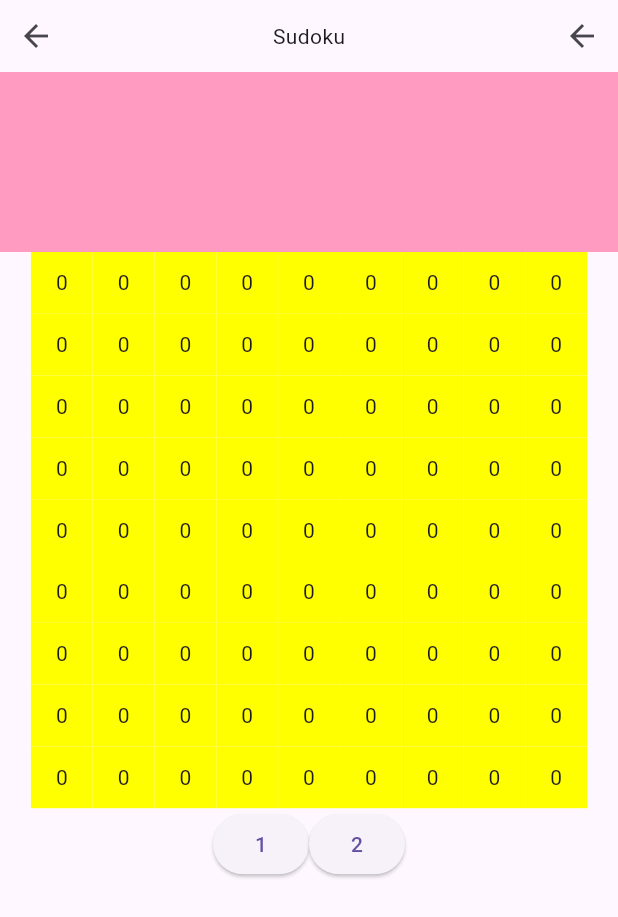
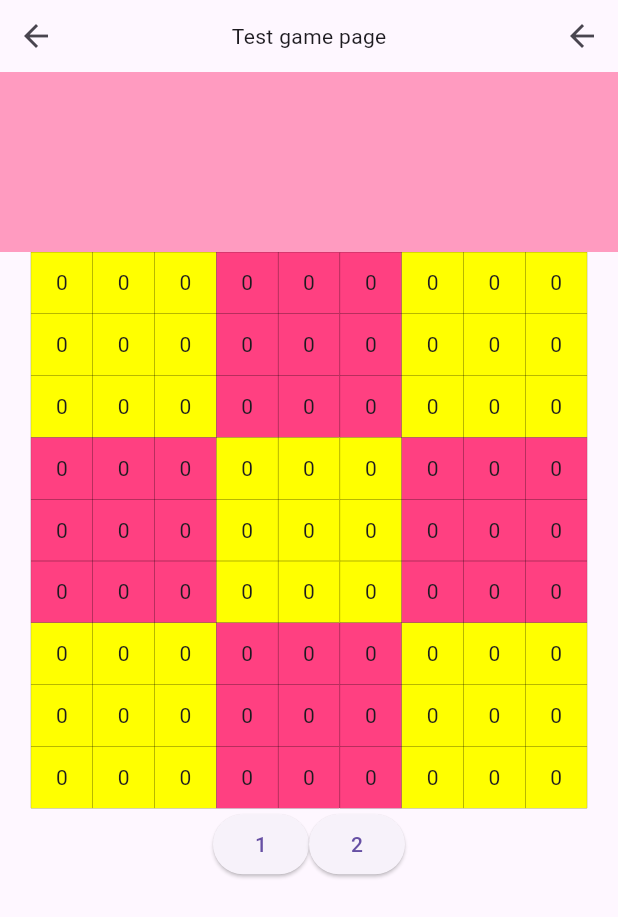
Before and after one commit to hungnh219/SudokuApp, a Flutter app: the screen it shows after launch, on a phone screen of 412 x 824 dp. Shown: the top 917 px of the screen. Run offline on Flutter 3.47's test engine with Material 3 defaults, Android fonts, the phone set to English and light mode, and no system bars; our stand-ins replace flutter_bloc.

Commit message:
[add] update bloc and game page

```diff
--- /dev/null
+++ b/lib/bloc/cell/cell_tapped_state.dart
@@ -0,0 +1,6 @@
+class CellTappedState {
+  final int row;
+  final int col;
+
+  CellTappedState(this.row, this.col);
+}
--- /dev/null
+++ b/lib/bloc/game/game_state.dart
@@ -0,0 +1,5 @@
+class GameState {
+  final List<List<int>> board;
+
+  GameState(this.board);
+}
--- a/lib/presentation/screens/game/test_game_page.dart
+++ b/lib/presentation/screens/game/test_game_page.dart
@@ -1,4 +1,5 @@
 import 'package:flutter/material.dart';
+import 'package:sudoku/presentation/screens/game/widget/board_game.dart';
 import 'package:sudoku/presentation/screens/game/widget/game_info.dart';
 
 class TestGamePage extends StatelessWidget {
@@ -17,25 +18,11 @@ class TestGamePage extends StatelessWidget {
               mainAxisAlignment: MainAxisAlignment.spaceBetween,
               children: [
               BackButton(),
-              Text('Sudoku'),
+              Text('Test game page'),
               BackButton(),
             ],),
             GameInfo(),
-            Container(
-              constraints: BoxConstraints(maxHeight: double.infinity),
-              height: widthScreen * 0.9,
-              width: widthScreen * 0.9,
-              child: GridView.count(
-                crossAxisCount: 9,
-                mainAxisSpacing: 0,
-                crossAxisSpacing: 0,
-                children: [
-                  for(int i = 0; i < 9; i++)
-                    for (int j = 0; j < 9; j++)
-                      Container(height:20, width: 10, color: Colors.yellowAccent, child: Center(child: Text('0')),)
-                ],
-              ),
-            ),
+            GameBoard(),
             Row(
               mainAxisAlignment: MainAxisAlignment.center,
               children: [
--- /dev/null
+++ b/lib/presentation/screens/game/widget/board_game.dart
@@ -0,0 +1,63 @@
+import 'package:flutter/material.dart';
+
+class GameBoard extends StatelessWidget {
+  const GameBoard({super.key});
+
+  @override
+  Widget build(BuildContext context) {
+    int widthScreen = MediaQuery.of(context).size.width.toInt();
+
+    return Stack(
+      children: [
+        Container(
+        // constraints: BoxConstraints(maxHeight: double.infinity),
+        height: widthScreen * 0.9,
+        width: widthScreen * 0.9,
+        child: GridView.count(
+          crossAxisCount: 3,
+          mainAxisSpacing: 0,
+          crossAxisSpacing: 0,
+          children: [
+            for (int i = 0; i < 3; i++)
+              for (int j = 0; j < 3; j++)
+                Container(
+                  color: ((i + j) % 2 == 0)
+                      ? Colors.yellowAccent
+                      : Colors.pinkAccent,
+                  // child: Center(child: Text('0')),
+                )
+          ],
+        ),
+      ),
+        Container(
+        // constraints: BoxConstraints(maxHeight: double.infinity),
+        height: widthScreen * 0.9,
+        width: widthScreen * 0.9,
+        child: GridView.count(
+          crossAxisCount: 9,
+          mainAxisSpacing: 0,
+          crossAxisSpacing: 0,
+          children: [
+            for (int i = 0; i < 9; i++)
+              for (int j = 0; j < 9; j++)
+                InkWell(
+                  onTap: () {
+                    print('cell tap check $i $j');
+                  },
+                  child: Container(
+                    decoration: BoxDecoration(
+                      border: Border.all(
+                        color: Colors.black,
+                        width: 0.1,
+                      ),
+                    ),
+                    child: Center(child: Text('0')),
+                  ),
+                )
+          ],
+        ),
+      ),
+      ]
+    );
+  }
+}
```
Also changed, not shown: lib/bloc/cell/cell_tapped_bloc.dart (added, +17 -0 lines), lib/bloc/cell/cell_tapped_event.dart (added, +8 -0 lines), lib/bloc/game/game_bloc.dart (added, +16 -0 lines), lib/bloc/game/game_event.dart (added, +32 -0 lines), lib/presentation/animations/open_app_animation.dart (added, +15 -0 lines), lib/presentation/screens/game/widget/main_grid.dart (deleted, +0 -10 lines), task.txt (+15 -3 lines), lib/bloc/cell/cell_bloc.dart (line endings or trailing spaces).
